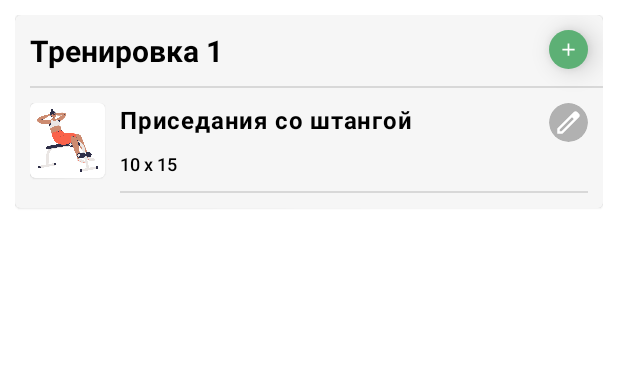
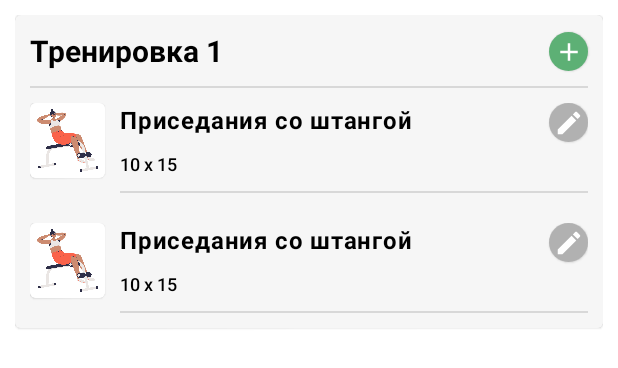
Before and after one commit to BeanNapkin/KachokNotes, an Android app: the layout workout.xml on its own in the app's theme, with its tools: preview values and no code run, on a phone screen of 412 x 824 dp. Shown: the top 368 px of the screen. Run offline under Robolectric (Android 15) with nearby library versions, the phone set to English and light mode, and no system bars; Roboto replaces fonts that are not available here.

Commit message:
Workout layout with exercises and iconButtons

```diff
--- a/app/src/main/res/layout/exercise.xml
+++ b/app/src/main/res/layout/exercise.xml
@@ -1,12 +1,7 @@
 <?xml version="1.0" encoding="utf-8"?>
-<LinearLayout xmlns:android="http://schemas.android.com/apk/res/android"
+<androidx.constraintlayout.widget.ConstraintLayout xmlns:android="http://schemas.android.com/apk/res/android"
     xmlns:app="http://schemas.android.com/apk/res-auto"
     xmlns:tools="http://schemas.android.com/tools"
-    android:layout_width="match_parent"
-    android:layout_height="match_parent"
-    android:orientation="vertical">
-
-    <androidx.constraintlayout.widget.ConstraintLayout
     android:id="@+id/exerciseLayout"
     android:layout_width="match_parent"
     android:layout_height="wrap_content"
@@ -59,12 +54,19 @@
             tools:text="10 x 15" />
     </GridLayout>
 
-        <ImageView
-            android:id="@+id/editButtonImageView"
-            android:layout_width="26dp"
-            android:layout_height="26dp"
-            android:src="@drawable/edit_button"
-            app:cornerRadius="10dp"
+    <View
+        android:id="@+id/editButtonView"
+        android:layout_width="40dp"
+        android:layout_height="40dp"
+        android:layout_marginTop="-7dp"
+        android:layout_marginEnd="-7dp"
+        app:layout_constraintEnd_toEndOf="@id/editButton"
+        app:layout_constraintTop_toTopOf="@id/editButton" />
+
+    <com.google.android.material.button.MaterialButton
+        android:id="@+id/editButton"
+        style="@style/Widget.SmallIconButtonsGrey.IconButton"
+        app:icon="@drawable/baseline_edit_24"
         app:layout_constraintEnd_toEndOf="parent"
         app:layout_constraintTop_toTopOf="parent" />
 
@@ -72,11 +74,9 @@
         android:layout_width="0dp"
         android:layout_height="1dp"
         android:layout_marginTop="10dp"
-            app:layout_constraintTop_toBottomOf="@id/repetitionsLayout"
-            app:layout_constraintEnd_toEndOf="@id/editButtonImageView"
+        app:layout_constraintBottom_toBottomOf="parent"
+        app:layout_constraintEnd_toEndOf="@id/editButton"
         app:layout_constraintStart_toStartOf="@id/nameTextView"
-            app:layout_constraintBottom_toBottomOf="parent"/>
+        app:layout_constraintTop_toBottomOf="@id/repetitionsLayout" />
 
 </androidx.constraintlayout.widget.ConstraintLayout>
-
-</LinearLayout>
--- a/app/src/main/res/layout/workout.xml
+++ b/app/src/main/res/layout/workout.xml
@@ -15,7 +15,7 @@
         app:layout_constraintTop_toTopOf="parent">
 
         <androidx.constraintlayout.widget.ConstraintLayout
-            android:layout_width="wrap_content"
+            android:layout_width="match_parent"
             android:layout_height="wrap_content">
 
             <com.google.android.material.textview.MaterialTextView
@@ -29,26 +29,20 @@
                 tools:text="Тренировка 1" />
 
             <com.google.android.material.button.MaterialButton
+                android:id="@+id/addExerciseButton"
                 style="@style/Widget.SmallIconButtons.IconButton"
-                android:layout_width="26dp"
-                android:layout_height="26dp"
-                app:iconSize="14dp"
-                android:elevation="10dp"
-                android:insetTop="0dp"
-                android:insetRight="0dp"
-                android:insetBottom="0dp"
-                android:layout_margin="10dp"
-                android:insetLeft="0dp"
-                app:iconGravity="textStart"
                 app:icon="@drawable/baseline_add_24"
                 app:layout_constraintTop_toTopOf="parent"
-                app:layout_constraintEnd_toEndOf="parent" />
+                android:layout_margin="10dp"
+                app:layout_constraintEnd_toEndOf="parent"
+                app:layout_constraintBottom_toTopOf="@id/recyclerView"/>
 
             <com.google.android.material.divider.MaterialDivider
                 android:id="@+id/divider"
                 android:layout_width="0dp"
                 android:layout_height="1dp"
                 android:layout_marginTop="10dp"
+                app:layout_constraintEnd_toEndOf="@id/addExerciseButton"
                 app:layout_constraintStart_toStartOf="@id/headerTextView"
                 app:layout_constraintTop_toBottomOf="@id/headerTextView" />
 
@@ -60,7 +54,7 @@
                 app:layoutManager="androidx.recyclerview.widget.LinearLayoutManager"
                 app:layout_constraintStart_toStartOf="parent"
                 app:layout_constraintTop_toBottomOf="@id/divider"
-                tools:itemCount="1"
+                tools:itemCount="2"
                 tools:listitem="@layout/exercise" />
 
         </androidx.constraintlayout.widget.ConstraintLayout>
--- a/app/src/main/res/values/themes.xml
+++ b/app/src/main/res/values/themes.xml
@@ -28,9 +28,19 @@
     </style>
 
     <style name="Widget.SmallIconButtons.IconButton" parent="Widget.Material3.Button.IconButton.Filled">
-
-
+        <item name="iconSize">20dp</item>
+        <item name="android:layout_width">26dp</item>
+        <item name="android:layout_height">26dp</item>
+        <item name="android:elevation">1dp</item>
+        <item name="iconGravity">textStart</item>
+        <item name="android:insetTop">0dp</item>
+        <item name="android:insetBottom">0dp</item>
+        <item name="android:insetRight">0dp</item>
+        <item name="android:insetLeft">0dp</item>
     </style>
 
+    <style name="Widget.SmallIconButtonsGrey.IconButton" parent="Widget.SmallIconButtons.IconButton">
+        <item name="backgroundTint">@color/gray</item>
+    </style>
 
 </resources>
```
Lines whose indentation alone changed are shown as unchanged.
